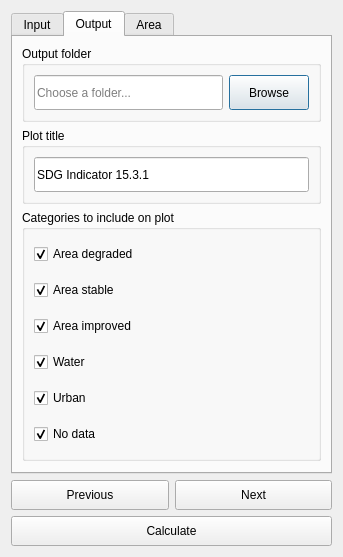
Old version of the form LDMP/gui/DlgReportingSDG.ui in the repository ConservationInternational/trends.earth.
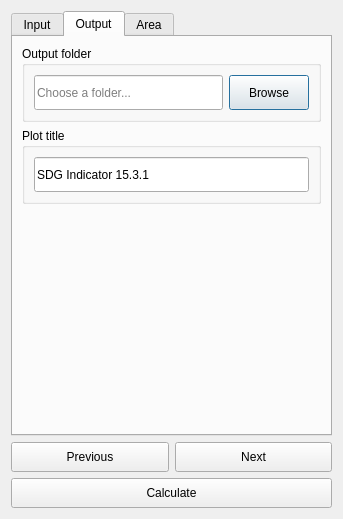
New version of the form. The open tabs and pages were chosen to show the change.

Commit message: Remove deprecated plot data selection feature.

```diff
--- a/LDMP/gui/DlgReportingSDG.ui
+++ b/LDMP/gui/DlgReportingSDG.ui
@@ -7,7 +7,7 @@
     <x>0</x>
     <y>0</y>
     <width>337</width>
-    <height>534</height>
+    <height>486</height>
    </rect>
   </property>
   <property name="sizePolicy">
@@ -340,120 +340,6 @@
          </layout>
         </widget>
        </item>
-       <item>
-        <widget class="QGroupBox" name="groupBox_4">
-         <property name="enabled">
-          <bool>true</bool>
-         </property>
-         <property name="font">
-          <font>
-           <weight>50</weight>
-           <bold>false</bold>
-          </font>
-         </property>
-         <property name="title">
-          <string>Categories to include on plot</string>
-         </property>
-         <layout class="QVBoxLayout" name="verticalLayout_8">
-          <item>
-           <widget class="QCheckBox" name="plot_area_deg">
-            <property name="minimumSize">
-             <size>
-              <width>0</width>
-              <height>30</height>
-             </size>
-            </property>
-            <property name="text">
-             <string>Area degraded</string>
-            </property>
-            <property name="checked">
-             <bool>true</bool>
-            </property>
-           </widget>
-          </item>
-          <item>
-           <widget class="QCheckBox" name="plot_area_stable">
-            <property name="minimumSize">
-             <size>
-              <width>0</width>
-              <height>30</height>
-             </size>
-            </property>
-            <property name="text">
-             <string>Area stable</string>
-            </property>
-            <property name="checked">
-             <bool>true</bool>
-            </property>
-           </widget>
-          </item>
-          <item>
-           <widget class="QCheckBox" name="plot_area_imp">
-            <property name="minimumSize">
-             <size>
-              <width>0</width>
-              <height>30</height>
-             </size>
-            </property>
-            <property name="text">
-             <string>Area improved</string>
-            </property>
-            <property name="checked">
-             <bool>true</bool>
-            </property>
-           </widget>
-          </item>
-          <item>
-           <widget class="QCheckBox" name="plot_area_water">
-            <property name="minimumSize">
-             <size>
-              <width>0</width>
-              <height>30</height>
-             </size>
-            </property>
-            <property name="text">
-             <string>Water</string>
-            </property>
-            <property name="checked">
-             <bool>true</bool>
-            </property>
-           </widget>
-          </item>
-          <item>
-           <widget class="QCheckBox" name="plot_area_urban">
-            <property name="minimumSize">
-             <size>
-              <width>0</width>
-              <height>30</height>
-             </size>
-            </property>
-            <property name="text">
-             <string>Urban</string>
-            </property>
-            <property name="checked">
-             <bool>true</bool>
-            </property>
-           </widget>
-          </item>
-          <item>
-           <widget class="QCheckBox" name="plot_area_nodata">
-            <property name="minimumSize">
-             <size>
-              <width>0</width>
-              <height>30</height>
-             </size>
-            </property>
-            <property name="text">
-             <string>No data</string>
-            </property>
-            <property name="checked">
-             <bool>true</bool>
-            </property>
-           </widget>
-          </item>
-         </layout>
-        </widget>
-       </item>
        <item>
         <spacer name="verticalSpacer_2">
          <property name="orientation">
```
The commit also changes 1 other file.
